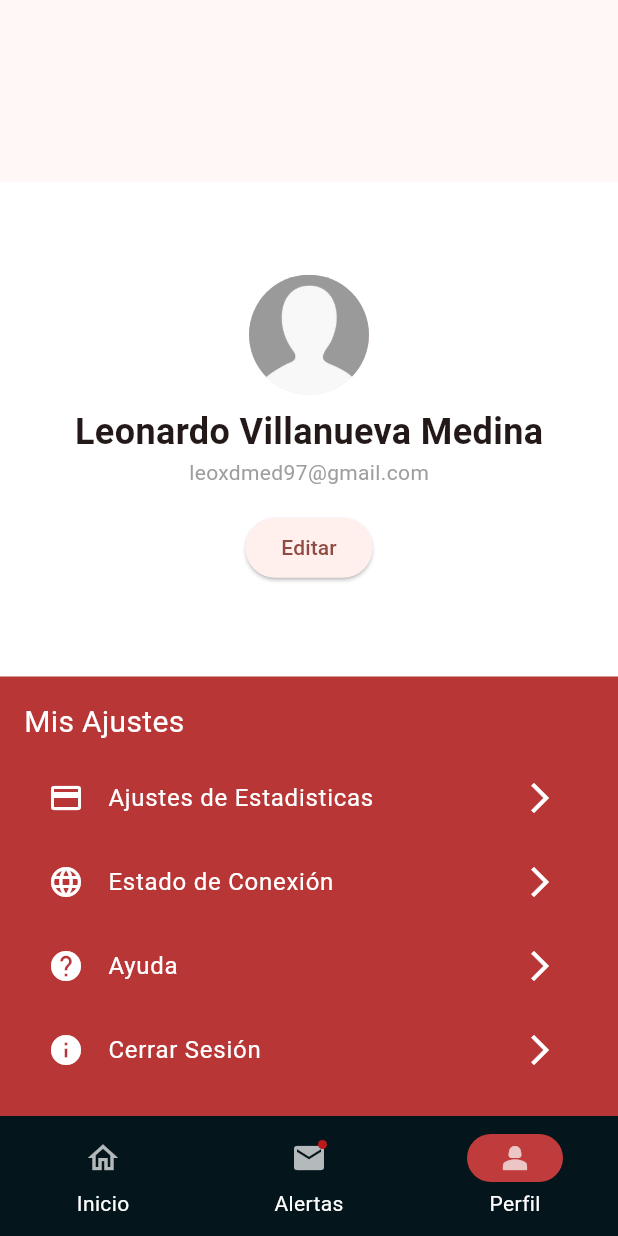
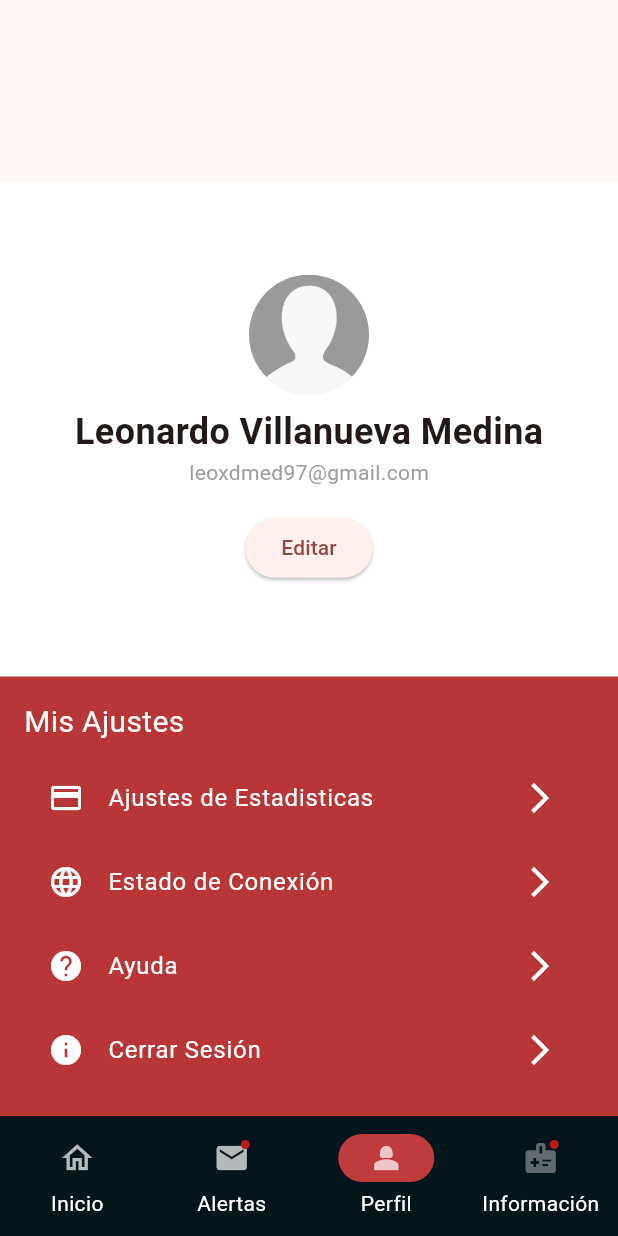
Before and after one commit to Carlos5anchez/tenis-flutter-app, a Flutter app: the MyHomePage screen opened by its route, item 3 of the bottom bar chosen, on a phone screen of 412 x 824 dp. Run offline on Flutter 3.47's test engine with Material 3 defaults, Android fonts, the phone set to English and light mode, and no system bars; our stand-ins replace carousel_slider, elegant_notification, fl_chart, local_auth, percent_indicator, socket_io_client; missing offline and left inert: local_auth_android; network calls fail.

Commit message:
Se agrego la vista de noticias al menu principal

```diff
--- a/lib/main.dart
+++ b/lib/main.dart
@@ -2,6 +2,7 @@ import 'package:elegant_notification/resources/arrays.dart';
 import 'package:elegant_notification/resources/stacked_options.dart';
 import 'package:flutter/material.dart';
 import 'package:flutter_tenis/pages/home.dart';
+import 'package:flutter_tenis/pages/information.dart';
 import 'package:flutter_tenis/pages/login.dart';
 import 'package:flutter_tenis/pages/profile.dart';
 import 'package:socket_io_client/socket_io_client.dart' as IO;
@@ -206,6 +207,19 @@ class _MyHomePageState extends State<MyHomePage> {
             ),
             label: 'Perfil',
           ),
+          NavigationDestination(
+            selectedIcon: Icon(
+              Icons.medical_information,
+              color: Colors.white70,
+            ),
+            icon: Badge(
+              child: Icon(
+                Icons.medical_information,
+                color: Color.fromARGB(94, 255, 255, 255),
+              ),
+            ),
+            label: 'Información',
+          ),
         ],
       ),
       body: <Widget>[
@@ -231,6 +245,7 @@ class _MyHomePageState extends State<MyHomePage> {
         ),
 
         UserProfilePage(isConected: _isConnected),
+        InfoWidget(),
       ][currentPageIndex],
     );
   }
```
Also changed, not shown: lib/pages/information.dart (added).
